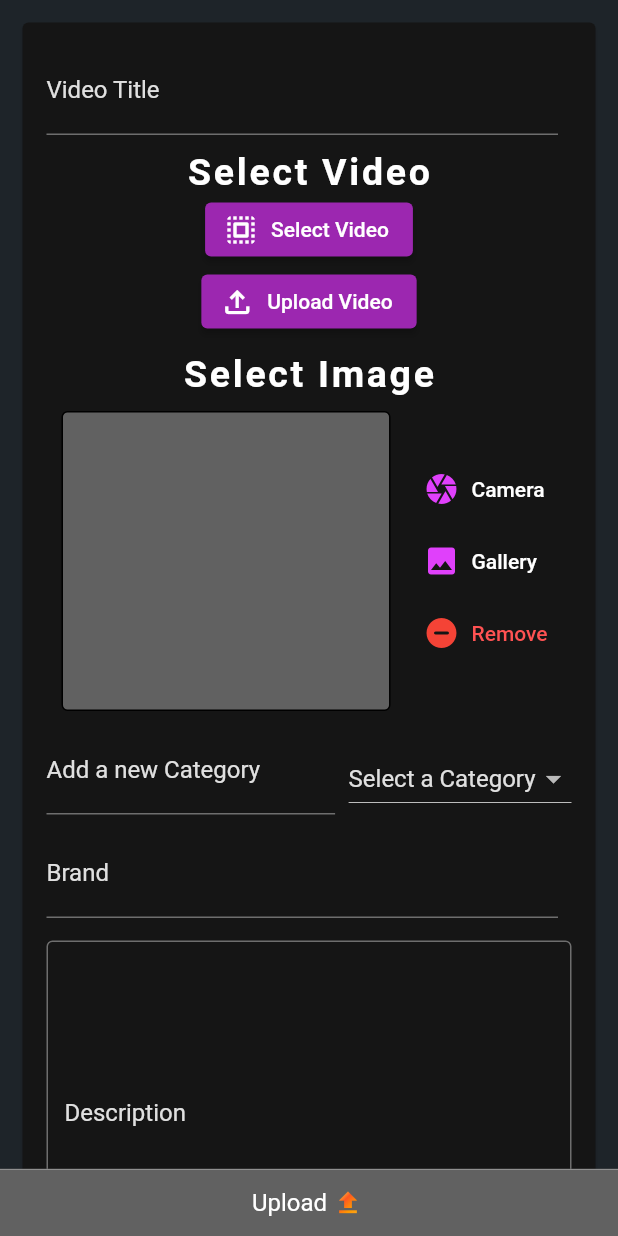
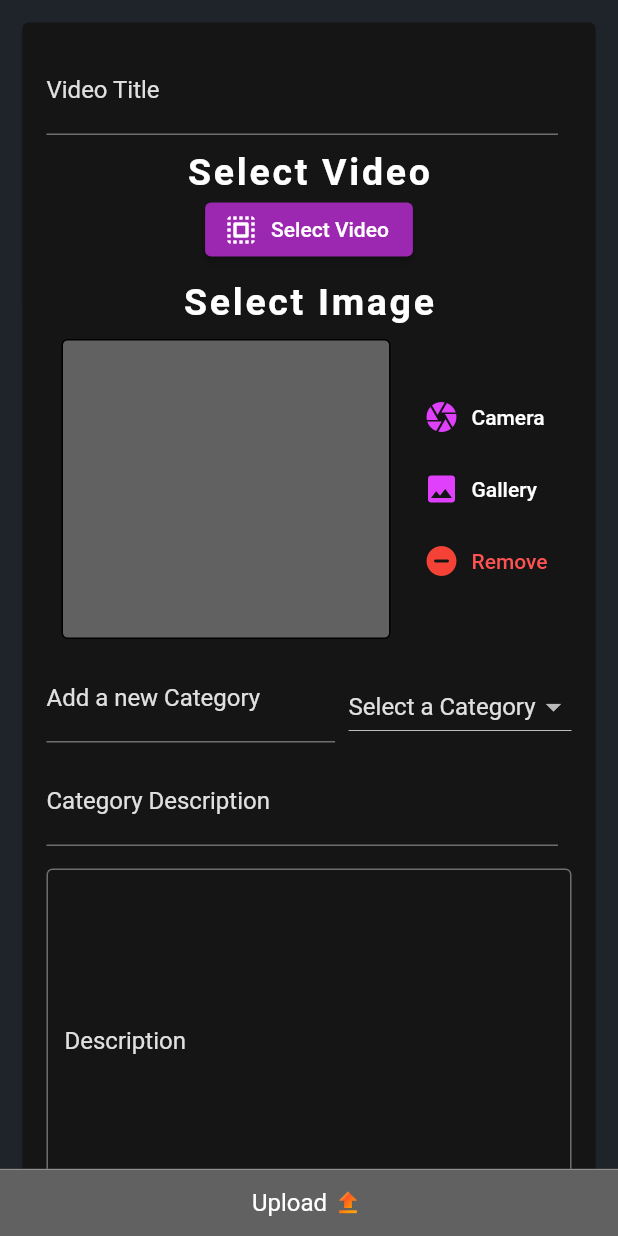
Before and after one commit to hassan-zafar/meditation_alive-Video-app, a Flutter app: the UploadProductForm screen opened directly, on a phone screen of 412 x 824 dp. Run offline on Flutter 3.47's test engine with Material 2 defaults, Android fonts, the phone set to English and light mode, and no system bars; our stand-ins replace badges, better_player, bot_toast, cached_network_image, cloud_firestore, file_picker and 16 more; missing offline and left inert: list_tile_switch; accounts and stored records are empty; network calls fail.

Commit message:
fixes alot of bugs

```diff
--- a/lib/screens/adminScreens/uploadVideo.dart
+++ b/lib/screens/adminScreens/uploadVideo.dart
@@ -9,6 +9,8 @@ import 'package:meditation_alive/consts/colors.dart';
 import 'package:meditation_alive/consts/consants.dart';
 import 'package:meditation_alive/services/firebase_api.dart';
 import 'package:meditation_alive/services/global_method.dart';
+import 'package:meditation_alive/widgets/custom_toast%20copy.dart';
+import 'package:meditation_alive/widgets/loadingWidget.dart';
 import 'package:uuid/uuid.dart';
 import 'package:file_picker/file_picker.dart';
 import 'package:video_player/video_player.dart';
@@ -28,16 +30,19 @@ class _UploadProductFormState extends State<UploadProductForm> {
   var _productTitle = '';
   String _productVideoUrl = '';
   var _productCategory = '';
-  var _productBrand = '';
+  var _categoryDescription = '';
   var _productDescription = '';
   var _videoLength = '';
   final TextEditingController _categoryController = TextEditingController();
-  final TextEditingController _brandController = TextEditingController();
+  final TextEditingController _categoryDescriptionController =
+      TextEditingController();
   String? _categoryValue;
   GlobalMethods _globalMethods = GlobalMethods();
   final FirebaseAuth _auth = FirebaseAuth.instance;
   File? _pickedImage;
   bool _isLoading = false;
+  bool _isVideoSelected = false;
+
   late String url;
   var uuid = Uuid();
   showAlertDialog(BuildContext context, String title, String body) {
@@ -62,6 +67,7 @@ class _UploadProductFormState extends State<UploadProductForm> {
   }
 
   void _trySubmit() async {
+    print("here");
     final isValid = _formKey.currentState!.validate();
     FocusScope.of(context).unfocus();
 
@@ -69,7 +75,7 @@ class _UploadProductFormState extends State<UploadProductForm> {
       _formKey.currentState!.save();
       print(_productTitle);
       print(_productCategory);
-      print(_productBrand);
+      print(_categoryDescription);
       print(_productDescription);
       print(_videoLength);
       // Use those values to send our request ...
@@ -79,6 +85,8 @@ class _UploadProductFormState extends State<UploadProductForm> {
       try {
         if (_pickedImage == null) {
           _globalMethods.authErrorHandle('Please pick an image', context);
+        } else if (_productVideoUrl == null) {
+          _globalMethods.authErrorHandle('Please pick a video', context);
         } else {
           setState(() {
             _isLoading = true;
@@ -90,6 +98,7 @@ class _UploadProductFormState extends State<UploadProductForm> {
           await ref.putFile(_pickedImage!);
           url = await ref.getDownloadURL();
 
+          await uploadFile();
           final User? user = _auth.currentUser;
           final _uid = user!.uid;
           final productId = uuid.v4();
@@ -102,9 +111,9 @@ class _UploadProductFormState extends State<UploadProductForm> {
             'videoUrl': _productVideoUrl,
             'productImage': url,
             'productCategory': _productCategory,
-            'productBrand': _productBrand,
+            'categoryDescription': _categoryDescription,
             'productDescription': _productDescription,
-            'videoPength': _videoLength,
+            'videoLength': _videoLength,
             'userId': _uid,
             'createdAt': Timestamp.now(),
           });
@@ -174,7 +183,7 @@ class _UploadProductFormState extends State<UploadProductForm> {
         child: Material(
           color: Theme.of(context).backgroundColor,
           child: InkWell(
-            onTap: _trySubmit,
+            onTap: () => _trySubmit(),
             splashColor: Colors.grey,
             child: Row(
               mainAxisAlignment: MainAxisAlignment.center,
@@ -286,7 +295,7 @@ class _UploadProductFormState extends State<UploadProductForm> {
                         // ),
                         SizedBox(height: 10),
                         Text(
-                          "Select Video",
+                          _isVideoSelected ? "Video Selected" : "Select Video",
                           style: titleTextStyle(
                               color: Theme.of(context).dividerColor),
                         ),
@@ -295,10 +304,12 @@ class _UploadProductFormState extends State<UploadProductForm> {
                             icon: Icon(Icons.select_all_rounded),
                             label: Text("Select Video")),
 
-                        ElevatedButton.icon(
-                            onPressed: uploadFile,
-                            icon: Icon(Icons.file_upload_outlined),
-                            label: Text("Upload Video")),
+                        // _isLoadingButtons
+                        //     ? LoadingIndicator()
+                        //     : ElevatedButton.icon(
+                        //         onPressed: uploadFile,
+                        //         icon: Icon(Icons.file_upload_outlined),
+                        //         label: Text("Upload Video")),
                         SizedBox(height: 10),
                         /* Image picker here ***********************************/
                         Text(
@@ -439,15 +450,15 @@ class _UploadProductFormState extends State<UploadProductForm> {
                               items: [
                                 DropdownMenuItem<String>(
                                   child: Text('Daily'),
-                                  value: 'Phones',
+                                  value: 'Daily',
                                 ),
                                 DropdownMenuItem<String>(
                                   child: Text('Movement'),
-                                  value: 'Clothes',
+                                  value: 'Movement',
                                 ),
                                 DropdownMenuItem<String>(
                                   child: Text('Seated'),
-                                  value: 'Beauty',
+                                  value: 'Seated',
                                 ),
                                 DropdownMenuItem<String>(
                                   child: Text('Shoes'),
@@ -455,11 +466,11 @@ class _UploadProductFormState extends State<UploadProductForm> {
                                 ),
                                 DropdownMenuItem<String>(
                                   child: Text('Thinking'),
-                                  value: 'Funiture',
+                                  value: 'Thinking',
                                 ),
                                 DropdownMenuItem<String>(
                                   child: Text('Education'),
-                                  value: 'Watches',
+                                  value: 'Education',
                                 ),
                               ],
                               onChanged: (String? value) {
@@ -485,7 +496,7 @@ class _UploadProductFormState extends State<UploadProductForm> {
                                 padding: const EdgeInsets.only(right: 9),
                                 child: Container(
                                   child: TextFormField(
-                                    controller: _brandController,
+                                    controller: _categoryDescriptionController,
 
                                     key: ValueKey(
                                         'Category Description(OPtional)'),
@@ -497,10 +508,10 @@ class _UploadProductFormState extends State<UploadProductForm> {
                                     },
                                     //keyboardType: TextInputType.emailAddress,
                                     decoration: InputDecoration(
-                                      labelText: 'Brand',
+                                      labelText: 'Category Description',
                                     ),
                                     onSaved: (value) {
-                                      _productBrand = value!;
+                                      _categoryDescription = value!;
                                     },
                                   ),
                                 ),
@@ -513,7 +524,7 @@ class _UploadProductFormState extends State<UploadProductForm> {
                             key: ValueKey('Description'),
                             validator: (value) {
                               if (value!.isEmpty) {
-                                return 'product description is required';
+                                return 'video description is required';
                               }
                               return null;
                             },
@@ -523,7 +534,7 @@ class _UploadProductFormState extends State<UploadProductForm> {
                             decoration: InputDecoration(
                               //  counterText: charLength.toString(),
                               labelText: 'Description',
-                              hintText: 'Product description',
+                              hintText: 'Video description',
                               border: OutlineInputBorder(),
                             ),
                             onSaved: (value) {
@@ -579,14 +590,18 @@ class _UploadProductFormState extends State<UploadProductForm> {
   Future selectFile() async {
     final result = await FilePicker.platform
         .pickFiles(allowMultiple: false, type: FileType.video);
+
     if (result == null) return;
     final path = result.files.single.path!;
 
-    setState(() => file = File(path));
+    setState(() {
+      file = File(path);
+      _isVideoSelected = true;
+    });
     VideoPlayerController fileVideocontroller =
         VideoPlayerController.file(file!)..initialize();
+    CustomToast.successToast(message: "Video Selected Successfully");
     debugPrint("========" + fileVideocontroller.value.duration.toString());
-
   }
 
   Future uploadFile() async {
@@ -604,6 +619,7 @@ class _UploadProductFormState extends State<UploadProductForm> {
     setState(() {
       _productVideoUrl = urlDownload;
     });
+    CustomToast.successToast(message: "Video Uploaded SuccessFully");
     print('Download-Link: $urlDownload');
   }
 
--- a/lib/screens/homePage.dart
+++ b/lib/screens/homePage.dart
@@ -113,6 +113,8 @@ class _HomePageState extends State<HomePage> {
                                 Navigator.of(context).push(MaterialPageRoute(
                               builder: (context) => VideoPage(
                                 path: productsProvider.products[index].videoUrl,
+                                videoTitle:
+                                    productsProvider.products[index].title,
                                 postId:
                                     productsProvider.products[index].productId,
                                 category: productsProvider
--- a/lib/services/user_state.dart
+++ b/lib/services/user_state.dart
@@ -25,9 +25,10 @@ class UserState extends StatelessWidget {
               print(currentUser);
 
               print('The user is already logged in');
-              return HomePage();
+              return
+                  // HomePage();
 
-              // MainScreens();
+                  MainScreens();
             } else {
               print('The user didn\'t login yet');
               return
```
Also changed, not shown: lib/widgets/custom_toast copy.dart (added, +20 -0 lines).
